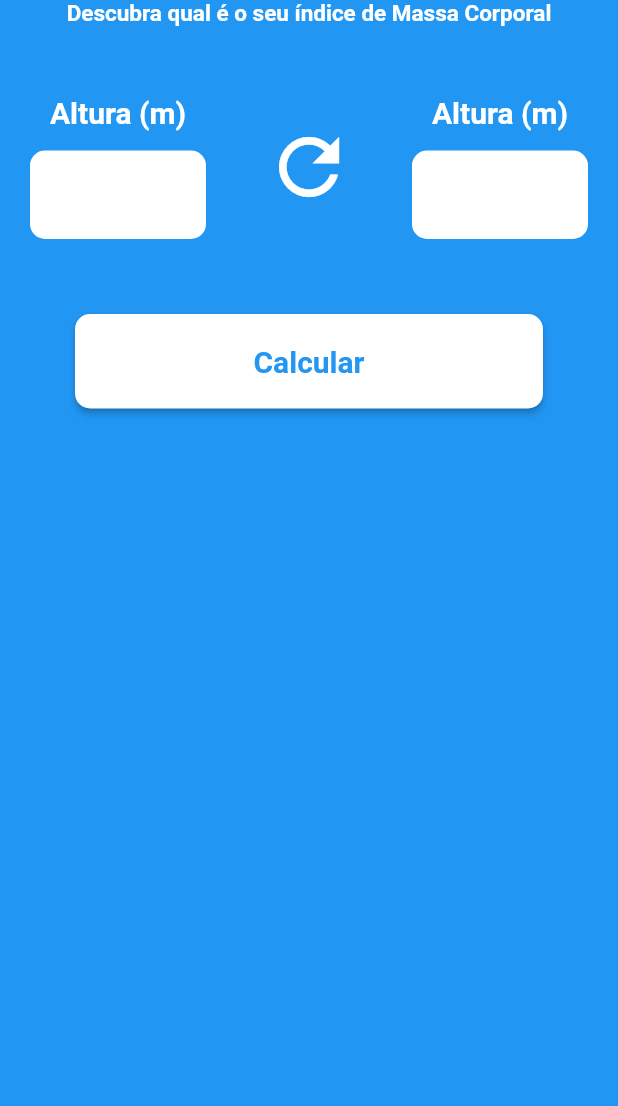
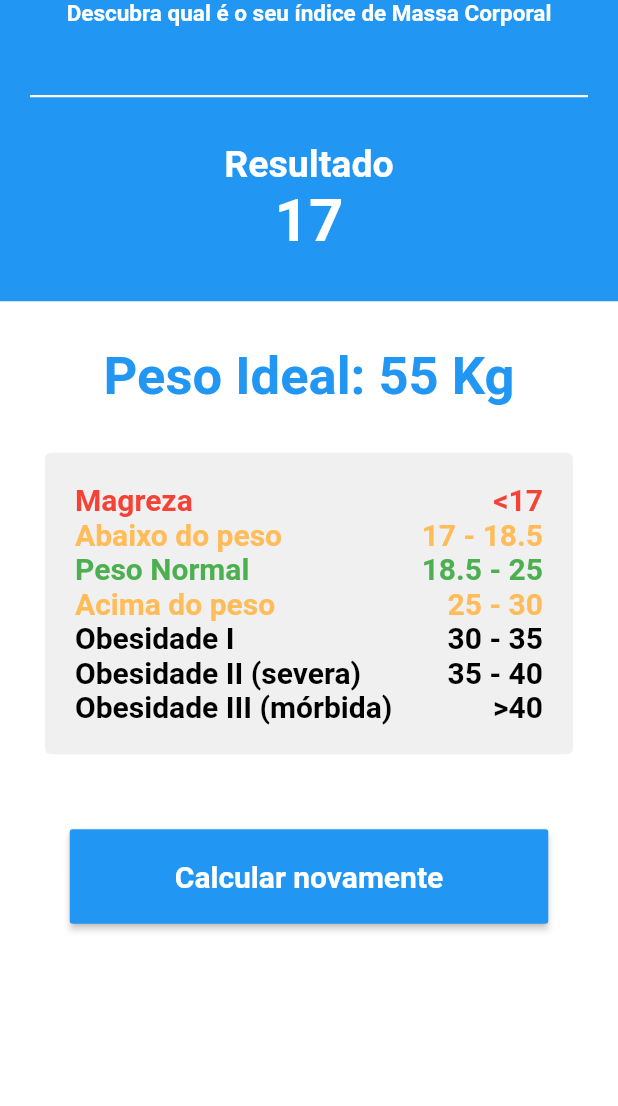
Before and after one commit to Ikamihiro/imc-flutter, a Flutter app: the screen it shows after launch, after a tap on "Calcular", on a phone screen of 412 x 824 dp, the part 130-1236 px from its top. Run offline on Flutter 3.47's test engine with Material 2 defaults, Android fonts, the phone set to English and light mode, and no system bars.

Commit message:
Estrutura de layout pronta

```diff
--- a/lib/pages/Home/HomePage.dart
+++ b/lib/pages/Home/HomePage.dart
@@ -15,7 +15,10 @@ class _HomePageState extends State<HomePage> {
       color: Colors.blue,
       child: ListView(
         children: <Widget>[
-          Header(),
+          Header(
+            title: 'Calculadora IMC',
+            subtitle: 'Descubra qual é o seu índice de Massa Corporal',
+          ),
           FormInput(),
         ],
       ),
--- a/lib/pages/Home/components/Form.dart
+++ b/lib/pages/Home/components/Form.dart
@@ -1,9 +1,9 @@
+import 'package:IMC/pages/Result/ResultPage.dart';
 import 'package:flutter/material.dart';
 import './CalcularButton.dart';
 import './Widgets.dart';
 
 class FormInput extends StatefulWidget {
-
   @override
   _FormInputState createState() => _FormInputState();
 }
@@ -30,14 +30,16 @@ class _FormInputState extends State<FormInput> {
                     child: Column(
                       children: <Widget>[
                         textLabel("Altura (m)"),
-                        Padding(padding: EdgeInsets.all(7),),
+                        Padding(
+                          padding: EdgeInsets.all(7),
+                        ),
                         inputText(_controllerAltura),
                       ],
                     ),
                   ),
                 ),
                 Expanded(
-                  child: refreshButton((){
+                  child: refreshButton(() {
                     _controllerAltura.clear();
                     _controllerPeso.clear();
                   }),
@@ -48,7 +50,9 @@ class _FormInputState extends State<FormInput> {
                     child: Column(
                       children: <Widget>[
                         textLabel("Altura (m)"),
-                        Padding(padding: EdgeInsets.all(7),),
+                        Padding(
+                          padding: EdgeInsets.all(7),
+                        ),
                         inputText(_controllerPeso),
                       ],
                     ),
@@ -61,9 +65,14 @@ class _FormInputState extends State<FormInput> {
             child: Row(
               children: <Widget>[
                 Expanded(
-                  child: CalcularButton(calcular: () {
-                    print(_controllerAltura.text);
-                  },),
+                  child: CalcularButton(
+                    calcular: () {
+                      Navigator.push(
+                          context,
+                          MaterialPageRoute(
+                              builder: (context) => ResultPage()));
+                    },
+                  ),
                 ),
               ],
             ),
--- a/lib/pages/Home/components/Header.dart
+++ b/lib/pages/Home/components/Header.dart
@@ -1,6 +1,11 @@
 import 'package:flutter/material.dart';
 
 class Header extends StatelessWidget {
+  final String title;
+  final String subtitle;
+
+  Header({Key key, this.title, this.subtitle}) : super(key: key);
+
   @override
   Widget build(BuildContext context) {
     return Container(
@@ -14,20 +19,18 @@ class Header extends StatelessWidget {
             mainAxisAlignment: MainAxisAlignment.center,
             children: <Widget>[
               Text(
-                'Calculadora IMC',
+                title,
                 style: TextStyle(
-                  fontWeight: FontWeight.bold,
-                  color: Colors.white,
-                  fontSize: 35
-                ),
+                    fontWeight: FontWeight.bold,
+                    color: Colors.white,
+                    fontSize: 35),
               ),
               Text(
-                'Descubra qual é o seu índice de Massa Corporal',
+                subtitle,
                 style: TextStyle(
-                  fontWeight: FontWeight.bold,
-                  color: Colors.white,
-                  fontSize: 15
-                ),
+                    fontWeight: FontWeight.bold,
+                    color: Colors.white,
+                    fontSize: 15),
               ),
             ],
           ),
--- a/lib/pages/Home/components/Widgets.dart
+++ b/lib/pages/Home/components/Widgets.dart
@@ -15,15 +15,12 @@ Widget inputText(TextEditingController _controller) {
   return TextField(
     controller: _controller,
     decoration: InputDecoration(
-      filled: true,
-      fillColor: Colors.white,
-      enabledBorder: OutlineInputBorder(
-        borderRadius: BorderRadius.circular(10),
-        borderSide: BorderSide(
-          color: Colors.transparent
-        ),
-      )
-    ),
+        filled: true,
+        fillColor: Colors.white,
+        enabledBorder: OutlineInputBorder(
+          borderRadius: BorderRadius.circular(10),
+          borderSide: BorderSide(color: Colors.transparent),
+        )),
   );
 }
 
@@ -33,5 +30,7 @@ Widget refreshButton(Function tap) {
     icon: Icon(Icons.refresh),
     onPressed: tap,
     iconSize: 60,
+    alignment: Alignment.center,
+    padding: EdgeInsets.only(top: 30),
   );
 }
--- a/lib/pages/Result/ResultPage.dart
+++ b/lib/pages/Result/ResultPage.dart
@@ -0,0 +1,215 @@
+import 'package:flutter/material.dart';
+import '../Home/components/Header.dart';
+
+class ResultPage extends StatefulWidget {
+  @override
+  _ResultPageState createState() => _ResultPageState();
+}
+
+class _ResultPageState extends State<ResultPage> {
+  TextStyle red() {
+    return TextStyle(
+        color: Colors.red, fontWeight: FontWeight.bold, fontSize: 20);
+  }
+
+  TextStyle yellow() {
+    return TextStyle(
+        color: Color.fromRGBO(255, 188, 88, 1),
+        fontWeight: FontWeight.bold,
+        fontSize: 20);
+  }
+
+  TextStyle green() {
+    return TextStyle(
+        color: Colors.green, fontWeight: FontWeight.bold, fontSize: 20);
+  }
+
+  TextStyle black() {
+    return TextStyle(
+        color: Colors.black, fontWeight: FontWeight.bold, fontSize: 20);
+  }
+
+  @override
+  Widget build(BuildContext context) {
+    return Material(
+      color: Colors.blue,
+      child: Column(
+        children: <Widget>[
+          Header(
+            title: 'Calculadora IMC',
+            subtitle: 'Descubra qual é o seu índice de Massa Corporal',
+          ),
+          Container(
+            height: 1.5,
+            color: Colors.white,
+            margin: EdgeInsets.only(left: 20, right: 20, bottom: 30),
+          ),
+          Column(
+            mainAxisAlignment: MainAxisAlignment.center,
+            crossAxisAlignment: CrossAxisAlignment.center,
+            children: <Widget>[
+              Container(
+                child: Text(
+                  'Resultado',
+                  style: TextStyle(
+                      color: Colors.white,
+                      fontSize: 25,
+                      fontWeight: FontWeight.bold),
+                ),
+              ),
+              Container(
+                margin: EdgeInsets.only(bottom: 30),
+                child: Text(
+                  '17',
+                  style: TextStyle(
+                      color: Colors.white,
+                      fontSize: 40,
+                      fontWeight: FontWeight.bold),
+                ),
+              ),
+            ],
+          ),
+          Expanded(
+            child: Container(
+              color: Colors.white,
+              child: Column(
+                children: <Widget>[
+                  Container(
+                    margin: EdgeInsets.only(top: 30, bottom: 10),
+                    child: Text(
+                      'Peso Ideal: 55 Kg',
+                      style: TextStyle(
+                          color: Colors.blue,
+                          fontSize: 35,
+                          fontWeight: FontWeight.bold),
+                    ),
+                  ),
+                  Card(
+                      elevation: 0,
+                      margin: EdgeInsets.only(
+                          left: 30, right: 30, bottom: 30, top: 20),
+                      color: Color.fromRGBO(240, 240, 240, 1),
+                      child: Padding(
+                        padding: EdgeInsets.all(20),
+                        child: Column(
+                          mainAxisAlignment: MainAxisAlignment.center,
+                          children: <Widget>[
+                            Row(
+                              mainAxisAlignment: MainAxisAlignment.spaceBetween,
+                              children: <Widget>[
+                                Text(
+                                  'Magreza',
+                                  style: red(),
+                                ),
+                                Text(
+                                  '<17',
+                                  style: red(),
+                                ),
+                              ],
+                            ),
+                            Row(
+                              mainAxisAlignment: MainAxisAlignment.spaceBetween,
+                              children: <Widget>[
+                                Text(
+                                  'Abaixo do peso',
+                                  style: yellow(),
+                                ),
+                                Text(
+                                  '17 - 18.5',
+                                  style: yellow(),
+                                ),
+                              ],
+                            ),
+                            Row(
+                              mainAxisAlignment: MainAxisAlignment.spaceBetween,
+                              children: <Widget>[
+                                Text(
+                                  'Peso Normal',
+                                  style: green(),
+                                ),
+                                Text(
+                                  '18.5 - 25',
+                                  style: green(),
+                                ),
+                              ],
+                            ),
+                            Row(
+                              mainAxisAlignment: MainAxisAlignment.spaceBetween,
+                              children: <Widget>[
+                                Text(
+                                  'Acima do peso',
+                                  style: yellow(),
+                                ),
+                                Text(
+                                  '25 - 30',
+                                  style: yellow(),
+                                ),
+                              ],
+                            ),
+                            Row(
+                              mainAxisAlignment: MainAxisAlignment.spaceBetween,
+                              children: <Widget>[
+                                Text(
+                                  'Obesidade I',
+                                  style: black(),
+                                ),
+                                Text(
+                                  '30 - 35',
+                                  style: black(),
+                                ),
+                              ],
+                            ),
+                            Row(
+                              mainAxisAlignment: MainAxisAlignment.spaceBetween,
+                              children: <Widget>[
+                                Text(
+                                  'Obesidade II (severa)',
+                                  style: black(),
+                                ),
+                                Text(
+                                  '35 - 40',
+                                  style: black(),
+                                ),
+                              ],
+                            ),
+                            Row(
+                              mainAxisAlignment: MainAxisAlignment.spaceBetween,
+                              children: <Widget>[
+                                Text(
+                                  'Obesidade III (mórbida)',
+                                  style: black(),
+                                ),
+                                Text(
+                                  '>40',
+                                  style: black(),
+                                ),
+                              ],
+                            ),
+                          ],
+                        ),
+                      )),
+                  Container(
+                    padding: EdgeInsets.only(top: 20),
+                    child: RaisedButton(
+                      onPressed: () {},
+                      color: Colors.blue,
+                      child: Text(
+                        'Calcular novamente',
+                        style: TextStyle(
+                            fontSize: 20,
+                            color: Colors.white,
+                            fontWeight: FontWeight.bold),
+                      ),
+                      padding: EdgeInsets.only(
+                          left: 70, right: 70, top: 20, bottom: 20),
+                    ),
+                  ),
+                ],
+              ),
+            ),
+          ),
+        ],
+      ),
+    );
+  }
+}
```
